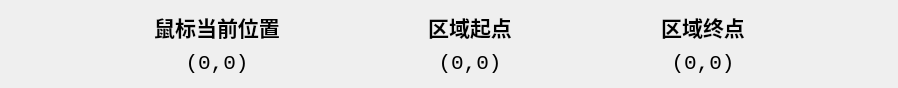
Qt form deep_learning_marker/ui/widgets/MousePostionWidget.ui (kadoyatsukasa/deep_learning_marker) before a commit.
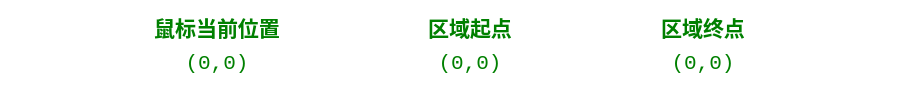
The same form after that commit.

What changed in the file:
```diff
--- a/deep_learning_marker/ui/widgets/MousePostionWidget.ui
+++ b/deep_learning_marker/ui/widgets/MousePostionWidget.ui
@@ -13,6 +13,12 @@
   <property name="windowTitle">
    <string>Form</string>
   </property>
+  <property name="styleSheet">
+   <string notr="true">QWidget{
+	color:green;
+	background:transparent;
+}</string>
+  </property>
   <layout class="QGridLayout" name="gridLayout">
    <item row="1" column="3">
     <widget class="QLabel" name="lbROIStart">
```
